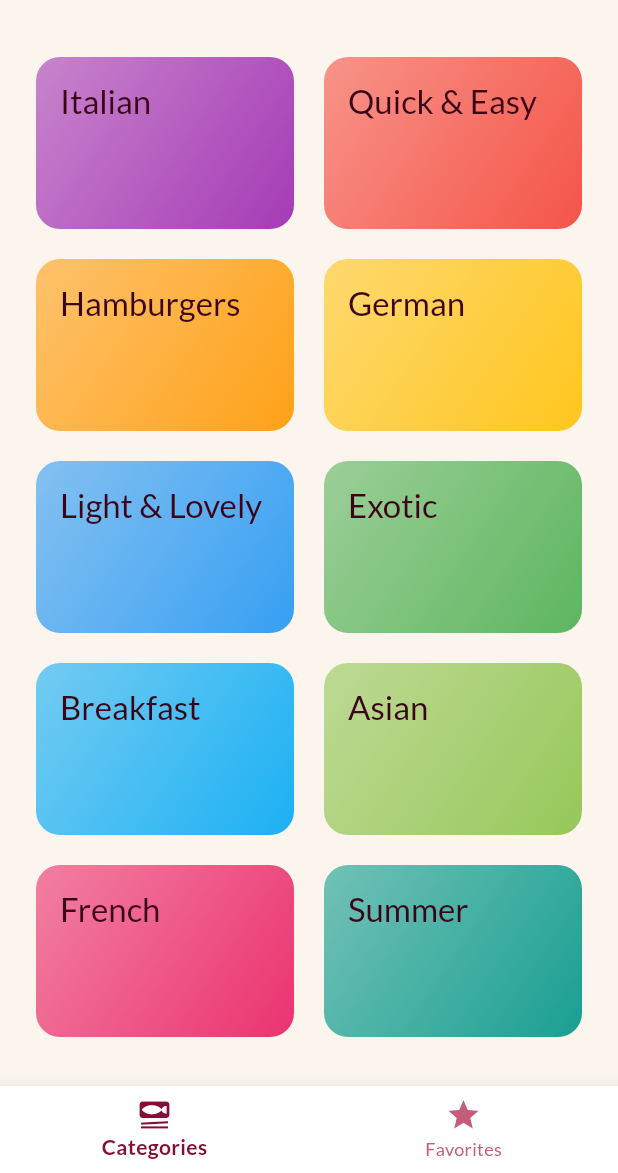
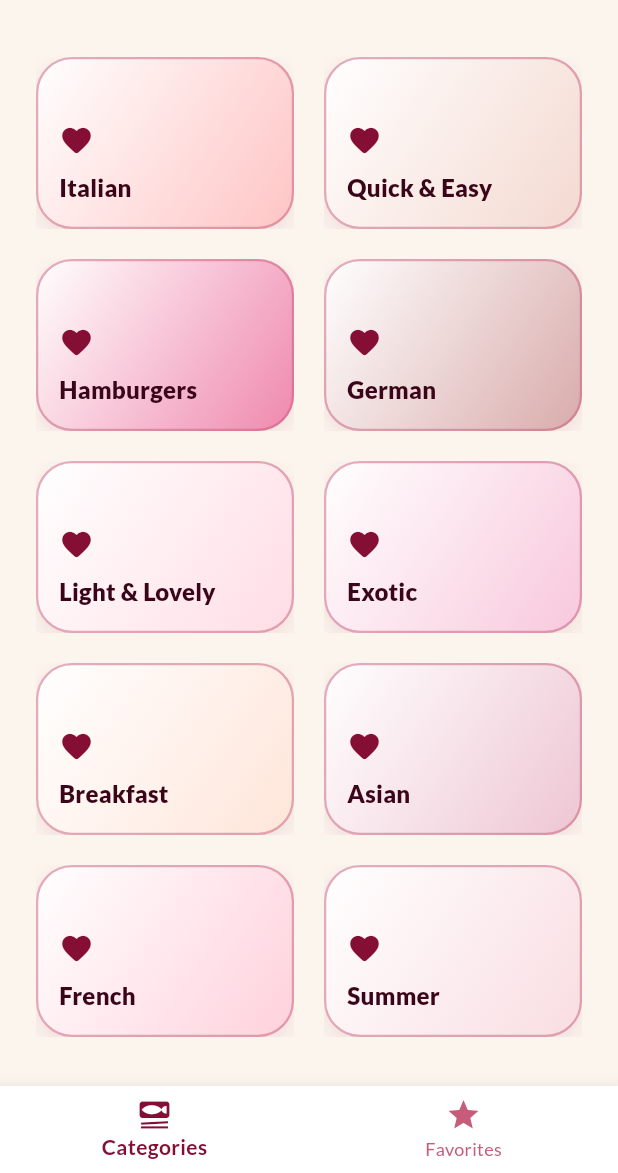
Before and after one commit to kylamurakami/CSIT284-Dacula, a Flutter app: the screen it shows after launch, on a phone screen of 412 x 824 dp, the part 63-1236 px from its top. Run offline on Flutter 3.47's test engine with Material 3 defaults, Android fonts, the phone set to English and light mode, and no system bars; our stand-ins replace google_fonts, transparent_image.

Commit message:
Style category tiles with floating pink cards

```diff
--- a/meals/lib/widgets/category_grid_item.dart
+++ b/meals/lib/widgets/category_grid_item.dart
@@ -1,4 +1,3 @@
-
 import 'package:flutter/material.dart';
 
 import 'package:meals/models/category.dart';
@@ -13,29 +12,80 @@ class CategoryGridItem extends StatelessWidget {
   final Category category;
   final void Function() onSelectCategory;
 
+  static const List<Color> _categoryColors = [
+    Color(0xFFFFC4C4),
+    Color(0xFFF4D9D0),
+    Color(0xFFEF88AD),
+    Color(0xFFD9ABAB),
+    Color(0xFFFFDDE5),
+    Color(0xFFF8C8DC),
+    Color(0xFFFFE5D9),
+    Color(0xFFEEC6D3),
+    Color(0xFFFFD1DC),
+    Color(0xFFF9DDE2),
+  ];
+
   @override
   Widget build(BuildContext context) {
-    return InkWell(
+    final categoryNumber =
+        int.tryParse(category.id.replaceAll('c', '')) ?? 1;
+
+    final tileColor =
+        _categoryColors[(categoryNumber - 1) % _categoryColors.length];
+
+    return Material(
+      color: Colors.transparent,
+      borderRadius: BorderRadius.circular(24),
+      child: InkWell(
         onTap: onSelectCategory,
-      splashColor: Theme.of(context).primaryColor,
-      borderRadius: BorderRadius.circular(16),
-      child: Container(
-        padding: const EdgeInsets.all(16),
+        borderRadius: BorderRadius.circular(24),
+        splashColor: const Color(0xFFEE6983).withValues(alpha: 0.2),
+        child: Ink(
           decoration: BoxDecoration(
-          borderRadius: BorderRadius.circular(16),
+            borderRadius: BorderRadius.circular(24),
             gradient: LinearGradient(
               colors: [
-              category.color.withValues(alpha: 0.55),
-              category.color.withValues(alpha: 0.9),
+                Colors.white,
+                tileColor,
               ],
               begin: Alignment.topLeft,
               end: Alignment.bottomRight,
             ),
+            border: Border.all(
+              color: const Color(0xFFC75B7A).withValues(alpha: 0.5),
+              width: 1.5,
             ),
-        child: Text(
+            boxShadow: [
+              BoxShadow(
+                color: const Color(0xFF850E35).withValues(alpha: 0.10),
+                blurRadius: 12,
+                offset: const Offset(0, 5),
+              ),
+            ],
+          ),
+          child: Padding(
+            padding: const EdgeInsets.all(14),
+            child: Column(
+              crossAxisAlignment: CrossAxisAlignment.start,
+              mainAxisAlignment: MainAxisAlignment.end,
+              children: [
+                const Icon(
+                  Icons.favorite_rounded,
+                  color: Color(0xFF850E35),
+                  size: 23,
+                ),
+                const SizedBox(height: 8),
+                Text(
                   category.title,
-          style: Theme.of(context).textTheme.titleLarge!.copyWith(
-                color: Theme.of(context).colorScheme.onSurface,
+                  style: Theme.of(context).textTheme.titleMedium!.copyWith(
+                        color: const Color(0xFF3A0519),
+                        fontWeight: FontWeight.w800,
+                      ),
+                  maxLines: 2,
+                  overflow: TextOverflow.ellipsis,
+                ),
+              ],
+            ),
           ),
         ),
       ),
```
Lines whose indentation alone changed are shown as unchanged.
